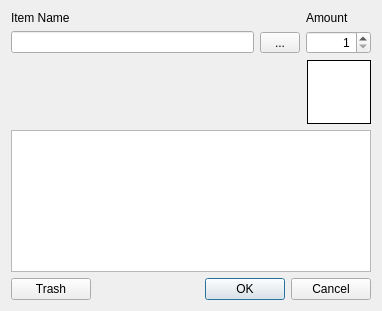
Qt form starcheat/templates/ItemEdit.ui (wizzomafizzo/starcheat) before a commit.
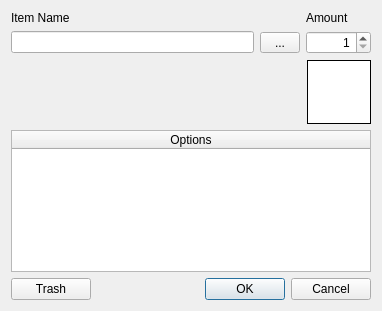
The same form after that commit.

```diff
--- a/starcheat/templates/ItemEdit.ui
+++ b/starcheat/templates/ItemEdit.ui
@@ -219,6 +219,9 @@
      <property name="alternatingRowColors">
       <bool>true</bool>
      </property>
+     <property name="sortingEnabled">
+      <bool>true</bool>
+     </property>
      <property name="wordWrap">
       <bool>false</bool>
      </property>
@@ -229,7 +232,7 @@
       <number>0</number>
      </property>
      <attribute name="horizontalHeaderVisible">
-      <bool>false</bool>
+      <bool>true</bool>
      </attribute>
      <attribute name="horizontalHeaderStretchLastSection">
       <bool>true</bool>
@@ -239,7 +242,7 @@
      </attribute>
      <column>
       <property name="text">
-       <string>Variant</string>
+       <string>Options</string>
       </property>
      </column>
     </widget>
```
